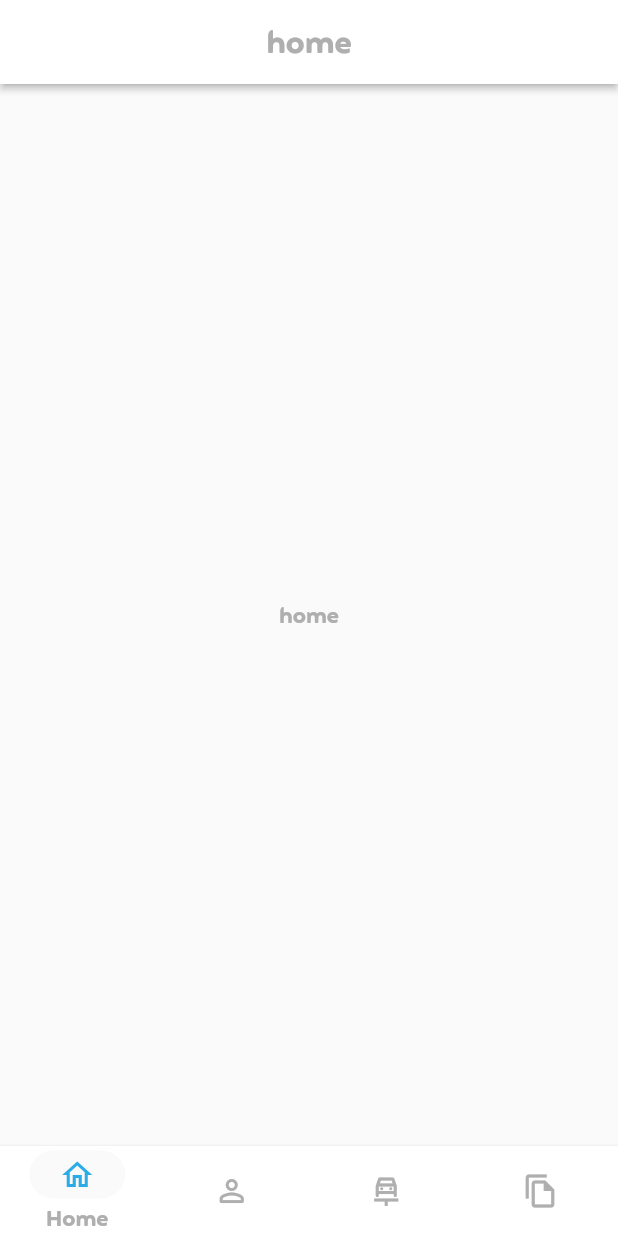
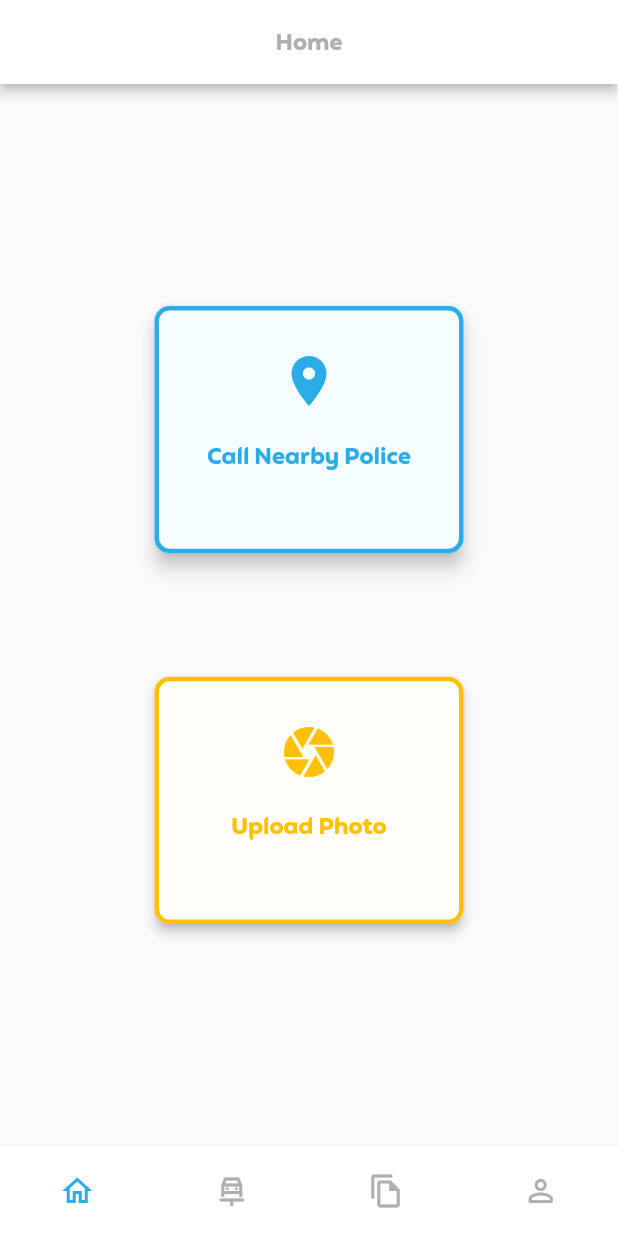
Before and after one commit to natitedros/Car-Accident-Management, a Flutter app: the DriverPage screen opened by its route, on a phone screen of 412 x 824 dp. Run offline on Flutter 3.47's test engine with Material 2 defaults, Android fonts, the phone set to English and light mode, and no system bars.

Commit message:
added home and commented unused imports

```diff
--- a/mobile/lib/main.dart
+++ b/mobile/lib/main.dart
@@ -1,4 +1,4 @@
-import 'dart:ui';
+//import 'dart:ui';
 
 import 'package:flutter/material.dart';
 
--- a/mobile/lib/pages/driver/driver.dart
+++ b/mobile/lib/pages/driver/driver.dart
@@ -1,4 +1,4 @@
-import 'package:flutter/cupertino.dart';
+//import 'package:flutter/cupertino.dart';
 import 'package:flutter/material.dart';
 import 'package:car_accident_management/pages/driver/driver_home.dart';
 import 'package:car_accident_management/pages/driver/driver_profile.dart';
@@ -26,7 +26,7 @@ class _DriverPageState extends State<DriverPage> {
         body: screens[index],
         bottomNavigationBar: NavigationBarTheme(
           data: NavigationBarThemeData(
-              indicatorColor: Colors.grey[50],
+              indicatorColor: Colors.white,
               labelTextStyle: MaterialStateProperty.all(
                 TextStyle(fontSize: 14, fontWeight: FontWeight.w500),
               )),
@@ -34,8 +34,7 @@ class _DriverPageState extends State<DriverPage> {
               height: 60,
               backgroundColor: Colors.white,
               elevation: 2,
-              labelBehavior:
-                  NavigationDestinationLabelBehavior.onlyShowSelected,
+              labelBehavior: NavigationDestinationLabelBehavior.alwaysHide,
               selectedIndex: index,
               onDestinationSelected: (index) =>
                   setState(() => this.index = index),
@@ -52,22 +51,12 @@ class _DriverPageState extends State<DriverPage> {
                     label: 'Home'),
                 NavigationDestination(
                     icon: Icon(
-                      Icons.person_outline_rounded,
-                      color: Color(0xFFAFAFAF),
-                    ),
-                    selectedIcon: Icon(
-                      Icons.person_outline_rounded,
-                      color: Color(0xFF2CACE7),
-                    ),
-                    label: 'Profile'),
-                NavigationDestination(
-                    icon: Icon(
                       Icons.car_repair_outlined,
                       color: Color(0xFFAFAFAF),
                     ),
                     selectedIcon: Icon(
                       Icons.car_repair_outlined,
-                      color: Color(0xFF2CACE7),
+                      color: Color.fromARGB(255, 203, 61, 45),
                     ),
                     label: 'Cars'),
                 NavigationDestination(
@@ -77,9 +66,19 @@ class _DriverPageState extends State<DriverPage> {
                     ),
                     selectedIcon: Icon(
                       Icons.file_copy_outlined,
-                      color: Color(0xFF2CACE7),
+                      color: Color(0xFFFFC107),
                     ),
                     label: 'Cases'),
+                NavigationDestination(
+                    icon: Icon(
+                      Icons.person_outline_rounded,
+                      color: Color(0xFFAFAFAF),
+                    ),
+                    selectedIcon: Icon(
+                      Icons.person_outline_rounded,
+                      color: Color(0xFF643A71),
+                    ),
+                    label: 'Profile'),
               ]),
         ),
       );
--- a/mobile/lib/pages/driver/driver_home.dart
+++ b/mobile/lib/pages/driver/driver_home.dart
@@ -1,4 +1,4 @@
-import 'dart:html';
+// import 'dart:html';
 
 import 'package:flutter/material.dart';
 
@@ -9,19 +9,114 @@ class DriverHomePage extends StatefulWidget {
 
 class _DriverHomePageState extends State<DriverHomePage> {
   @override
-  Widget build(BuildContext context) => Scaffold(
+  Widget build(BuildContext context) {
+    double height = MediaQuery.of(context).size.height;
+    double width = MediaQuery.of(context).size.width;
+    return Scaffold(
       appBar: AppBar(
         backgroundColor: Colors.white,
-          elevation: 2,
+        elevation: 3,
         title: Text(
-            'home',
-            style: TextStyle(color: Color(0xFFAFAFAF)),
+          'Home',
+          style: TextStyle(color: Color(0xFFAFAFAF), fontSize: 15.0),
         ),
         centerTitle: true,
       ),
       body: Container(
         alignment: Alignment.center,
-          child: Text('home'),
+        child: Column(
+          mainAxisAlignment: MainAxisAlignment.center,
+          children: <Widget>[
+            SizedBox(
+              width: width * 0.5,
+              height: height * 0.2,
+              child: ElevatedButton(
+                onPressed: () => {},
+                style: ElevatedButton.styleFrom(
+                  elevation: 5,
+                  shape: RoundedRectangleBorder(
+                      borderRadius: BorderRadius.circular(10),
+                      side: BorderSide(
+                        width: 3.0,
+                        color: Color(0xFF2CACE7),
+                      )),
+                  backgroundColor: Color.fromARGB(255, 245, 252, 255),
+                  padding: EdgeInsets.symmetric(horizontal: 20, vertical: 20),
+                  textStyle: TextStyle(),
+                ),
+                child: Column(
+                  // Replace with a Row for horizontal icon + text
+                  children: <Widget>[
+                    Padding(
+                      padding: const EdgeInsets.all(10),
+                      child: Icon(
+                        Icons.location_on_sharp,
+                        color: Color(0xFF2CACE7),
+                        size: 40.0,
+                      ),
+                    ),
+                    Padding(
+                      padding: const EdgeInsets.fromLTRB(0, 10, 0, 0),
+                      child: Text(
+                        "Call Nearby Police",
+                        style: TextStyle(
+                          fontFamily: 'Feather',
+                          color: Color(0xFF2CACE7),
+                          fontSize: 15.0,
+                        ),
+                      ),
+                    )
+                  ],
+                ),
+              ),
+            ),
+            SizedBox(height: height * 0.1),
+            SizedBox(
+              width: width * 0.5,
+              height: height * 0.2,
+              child: ElevatedButton(
+                onPressed: () => {},
+                style: ElevatedButton.styleFrom(
+                  elevation: 3,
+                  shape: RoundedRectangleBorder(
+                      borderRadius: BorderRadius.circular(10),
+                      side: BorderSide(
+                        width: 3.0,
+                        color: Colors.amber,
+                      )),
+                  backgroundColor: Color.fromARGB(255, 255, 254, 248),
+                  padding: EdgeInsets.symmetric(horizontal: 20, vertical: 20),
+                  textStyle: TextStyle(),
+                ),
+                child: Column(
+                  // Replace with a Row for horizontal icon + text
+                  children: <Widget>[
+                    Padding(
+                      padding: const EdgeInsets.all(10),
+                      child: Icon(
+                        Icons.camera,
+                        color: Colors.amber,
+                        size: 40.0,
+                      ),
+                    ),
+                    Padding(
+                      padding: const EdgeInsets.fromLTRB(0, 10, 0, 0),
+                      child: Text(
+                        "Upload Photo",
+                        style: TextStyle(
+                          fontFamily: 'Feather',
+                          color: Colors.amber,
+                          fontSize: 15.0,
+                        ),
+                      ),
+                    )
+                  ],
+                ),
+              ),
+            ),
+          ],
+        ),
       ),
     );
   }
+}
```
Lines whose indentation alone changed are shown as unchanged.
